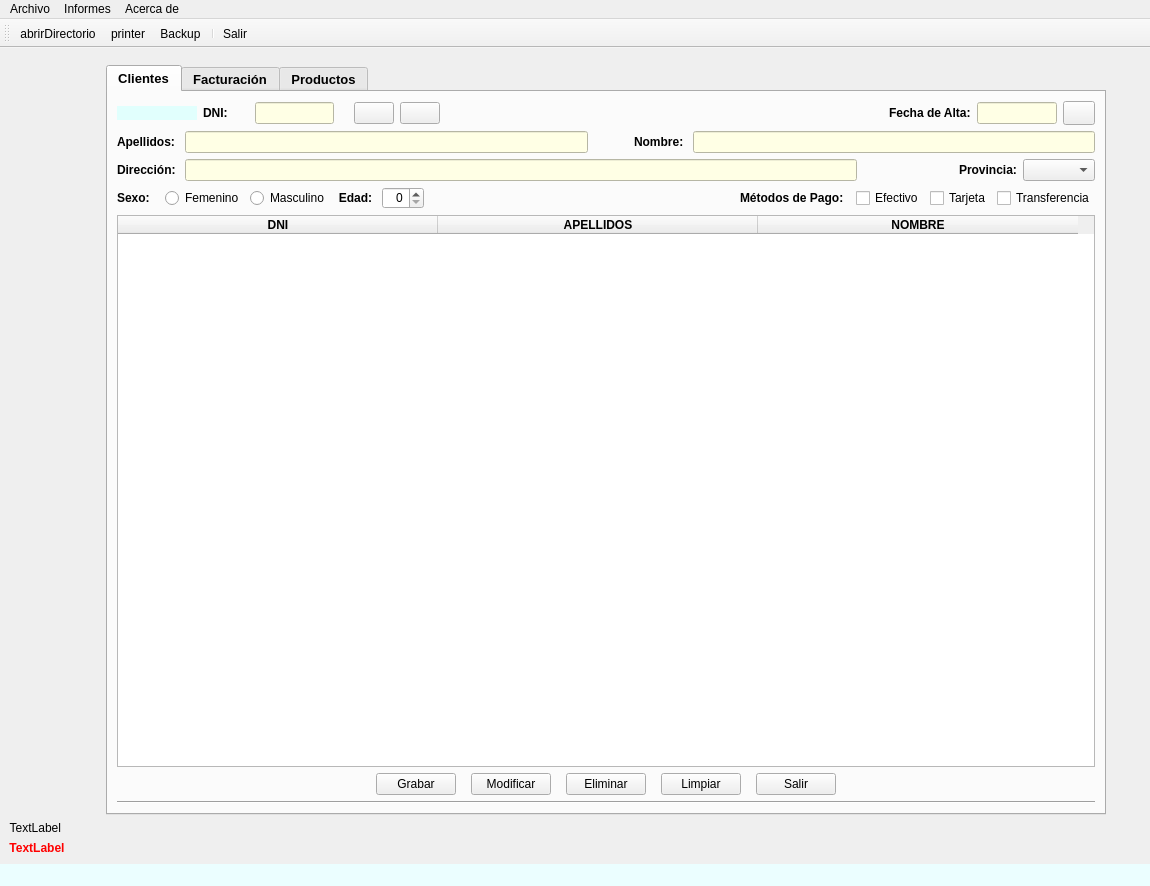
Above: ventana.ui from XoanCarlos/PEREZGONZALEZ before the change. Below: the same form after it.
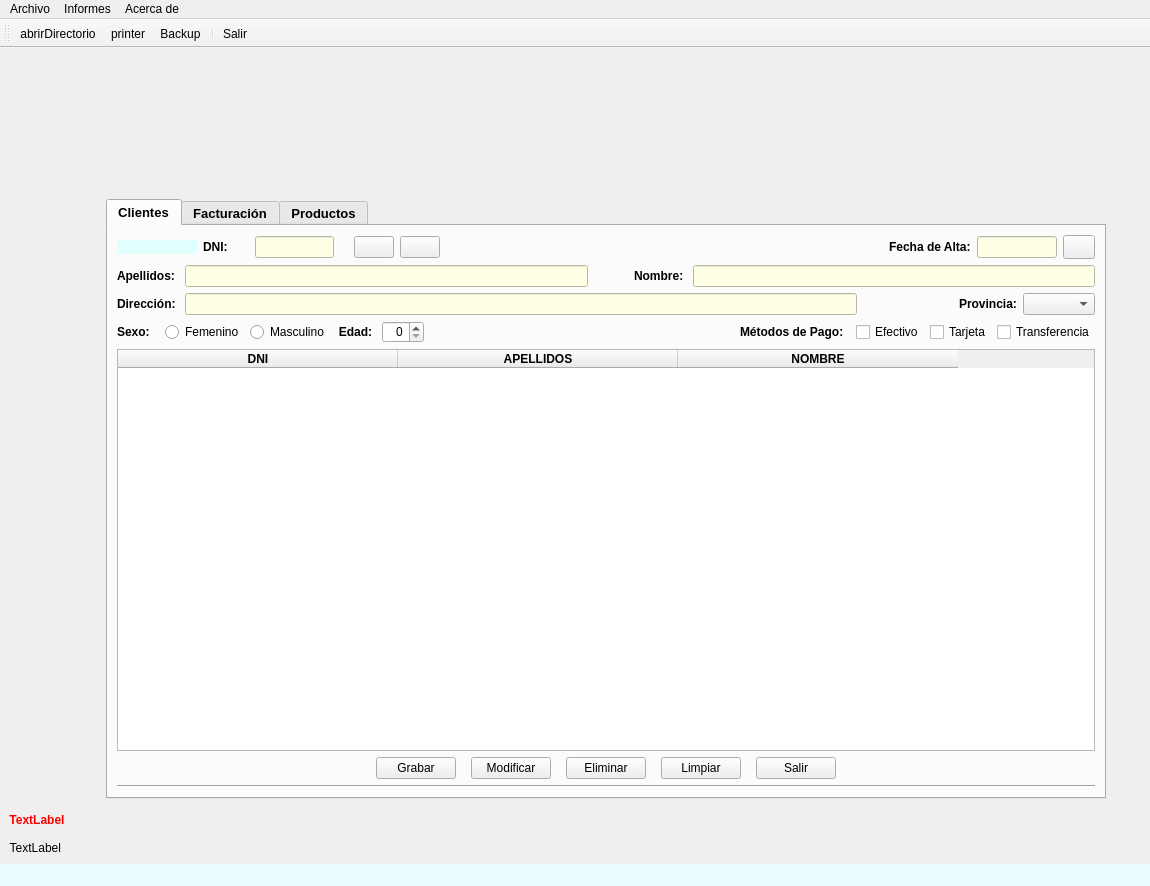
That is the form after the change. Icons and pictures are not drawn.

Commit message: v0.0.9 mejoras ventana salir

```diff
--- a/ventana.ui
+++ b/ventana.ui
@@ -39,6 +39,22 @@
     </sizepolicy>
    </property>
    <layout class="QGridLayout" name="gridLayout_7">
+    <item row="3" column="0">
+     <widget class="QLabel" name="lblstatusdate">
+      <property name="sizePolicy">
+       <sizepolicy hsizetype="Fixed" vsizetype="Preferred">
+        <horstretch>0</horstretch>
+        <verstretch>0</verstretch>
+       </sizepolicy>
+      </property>
+      <property name="text">
+       <string>TextLabel</string>
+      </property>
+      <property name="alignment">
+       <set>Qt::AlignRight|Qt::AlignTrailing|Qt::AlignVCenter</set>
+      </property>
+     </widget>
+    </item>
     <item row="0" column="2">
      <spacer name="verticalSpacer_2">
       <property name="orientation">
@@ -68,48 +84,6 @@
       </property>
      </spacer>
     </item>
-    <item row="2" column="0">
-     <widget class="QLabel" name="lblstatusdate">
-      <property name="sizePolicy">
-       <sizepolicy hsizetype="Fixed" vsizetype="Preferred">
-        <horstretch>0</horstretch>
-        <verstretch>0</verstretch>
-       </sizepolicy>
-      </property>
-      <property name="text">
-       <string>TextLabel</string>
-      </property>
-      <property name="alignment">
-       <set>Qt::AlignRight|Qt::AlignTrailing|Qt::AlignVCenter</set>
-      </property>
-     </widget>
-    </item>
-    <item row="3" column="0">
-     <widget class="QLabel" name="lblstatus">
-      <property name="sizePolicy">
-       <sizepolicy hsizetype="Expanding" vsizetype="Preferred">
-        <horstretch>0</horstretch>
-        <verstretch>0</verstretch>
-       </sizepolicy>
-      </property>
-      <property name="font">
-       <font>
-        <pointsize>9</pointsize>
-        <weight>75</weight>
-        <bold>true</bold>
-       </font>
-      </property>
-      <property name="styleSheet">
-       <string notr="true">color: rgb(255, 0, 0);</string>
-      </property>
-      <property name="text">
-       <string>TextLabel</string>
-      </property>
-      <property name="alignment">
-       <set>Qt::AlignCenter</set>
-      </property>
-     </widget>
-    </item>
     <item row="1" column="4">
      <spacer name="horizontalSpacer_3">
       <property name="orientation">
@@ -126,26 +100,13 @@
       </property>
      </spacer>
     </item>
-    <item row="3" column="3">
-     <spacer name="verticalSpacer">
-      <property name="orientation">
-       <enum>Qt::Vertical</enum>
-      </property>
-      <property name="sizeHint" stdset="0">
-       <size>
-        <width>20</width>
-        <height>40</height>
-       </size>
-      </property>
-     </spacer>
-    </item>
     <item row="1" column="2" colspan="2">
      <widget class="QTabWidget" name="tabWidget">
       <property name="enabled">
        <bool>true</bool>
       </property>
       <property name="sizePolicy">
-       <sizepolicy hsizetype="Expanding" vsizetype="Fixed">
+       <sizepolicy hsizetype="Expanding" vsizetype="Preferred">
         <horstretch>0</horstretch>
         <verstretch>0</verstretch>
        </sizepolicy>
@@ -153,7 +114,7 @@
       <property name="minimumSize">
        <size>
         <width>1000</width>
-        <height>750</height>
+        <height>600</height>
        </size>
       </property>
       <property name="font">
@@ -170,6 +131,12 @@
        <bool>false</bool>
       </property>
       <widget class="QWidget" name="panelCli">
+       <property name="sizePolicy">
+        <sizepolicy hsizetype="Preferred" vsizetype="Fixed">
+         <horstretch>0</horstretch>
+         <verstretch>0</verstretch>
+        </sizepolicy>
+       </property>
        <attribute name="title">
         <string>Clientes</string>
        </attribute>
@@ -496,7 +463,7 @@
         </item>
         <item row="4" column="0">
          <layout class="QGridLayout" name="gridBoton">
-          <item row="3" column="0">
+          <item row="4" column="0">
            <widget class="Line" name="line_2">
             <property name="orientation">
              <enum>Qt::Horizontal</enum>
@@ -520,19 +487,6 @@
             <property name="bottomMargin">
              <number>0</number>
             </property>
-            <item row="0" column="1">
-             <widget class="QPushButton" name="btnModifCli">
-              <property name="sizePolicy">
-               <sizepolicy hsizetype="Fixed" vsizetype="Fixed">
-                <horstretch>0</horstretch>
-                <verstretch>0</verstretch>
-               </sizepolicy>
-              </property>
-              <property name="text">
-               <string>Modificar</string>
-              </property>
-             </widget>
-            </item>
             <item row="0" column="0">
              <widget class="QPushButton" name="btnAltaCli">
               <property name="sizePolicy">
@@ -546,6 +500,19 @@
               </property>
              </widget>
             </item>
+            <item row="0" column="1">
+             <widget class="QPushButton" name="btnModifCli">
+              <property name="sizePolicy">
+               <sizepolicy hsizetype="Fixed" vsizetype="Fixed">
+                <horstretch>0</horstretch>
+                <verstretch>0</verstretch>
+               </sizepolicy>
+              </property>
+              <property name="text">
+               <string>Modificar</string>
+              </property>
+             </widget>
+            </item>
             <item row="0" column="3">
              <widget class="QPushButton" name="btnLimpiarCli">
               <property name="sizePolicy">
@@ -614,7 +581,7 @@
              <enum>Qt::DotLine</enum>
             </property>
             <attribute name="horizontalHeaderDefaultSectionSize">
-             <number>320</number>
+             <number>280</number>
             </attribute>
             <attribute name="horizontalHeaderMinimumSectionSize">
              <number>20</number>
@@ -957,6 +924,48 @@
       </widget>
      </widget>
     </item>
+    <item row="2" column="0">
+     <widget class="QLabel" name="lblstatus">
+      <property name="sizePolicy">
+       <sizepolicy hsizetype="Expanding" vsizetype="Preferred">
+        <horstretch>0</horstretch>
+        <verstretch>0</verstretch>
+       </sizepolicy>
+      </property>
+      <property name="font">
+       <font>
+        <pointsize>9</pointsize>
+        <weight>75</weight>
+        <bold>true</bold>
+       </font>
+      </property>
+      <property name="styleSheet">
+       <string notr="true">color: rgb(255, 0, 0);</string>
+      </property>
+      <property name="text">
+       <string>TextLabel</string>
+      </property>
+      <property name="alignment">
+       <set>Qt::AlignCenter</set>
+      </property>
+     </widget>
+    </item>
+    <item row="2" column="3">
+     <spacer name="verticalSpacer">
+      <property name="orientation">
+       <enum>Qt::Vertical</enum>
+      </property>
+      <property name="sizeType">
+       <enum>QSizePolicy::Fixed</enum>
+      </property>
+      <property name="sizeHint" stdset="0">
+       <size>
+        <width>20</width>
+        <height>30</height>
+       </size>
+      </property>
+     </spacer>
+    </item>
    </layout>
   </widget>
   <widget class="QMenuBar" name="menuBar">
```
Left out of the diff: 2 changed lines with no effect on the pictures. The commit also changes 6 other files.
